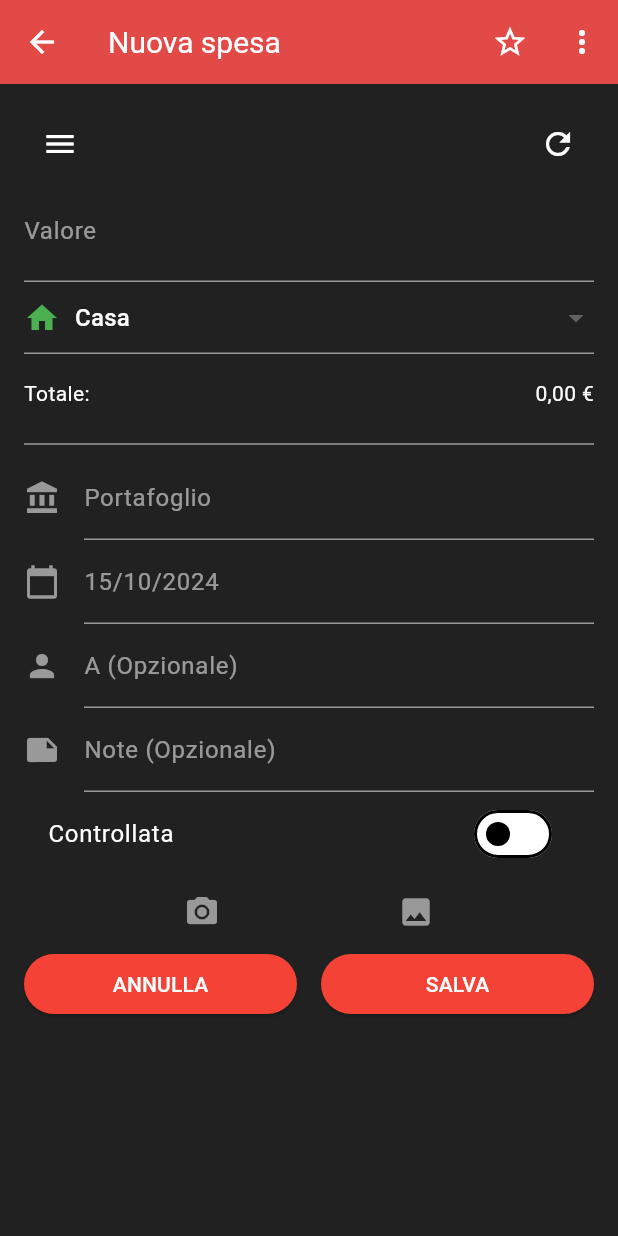
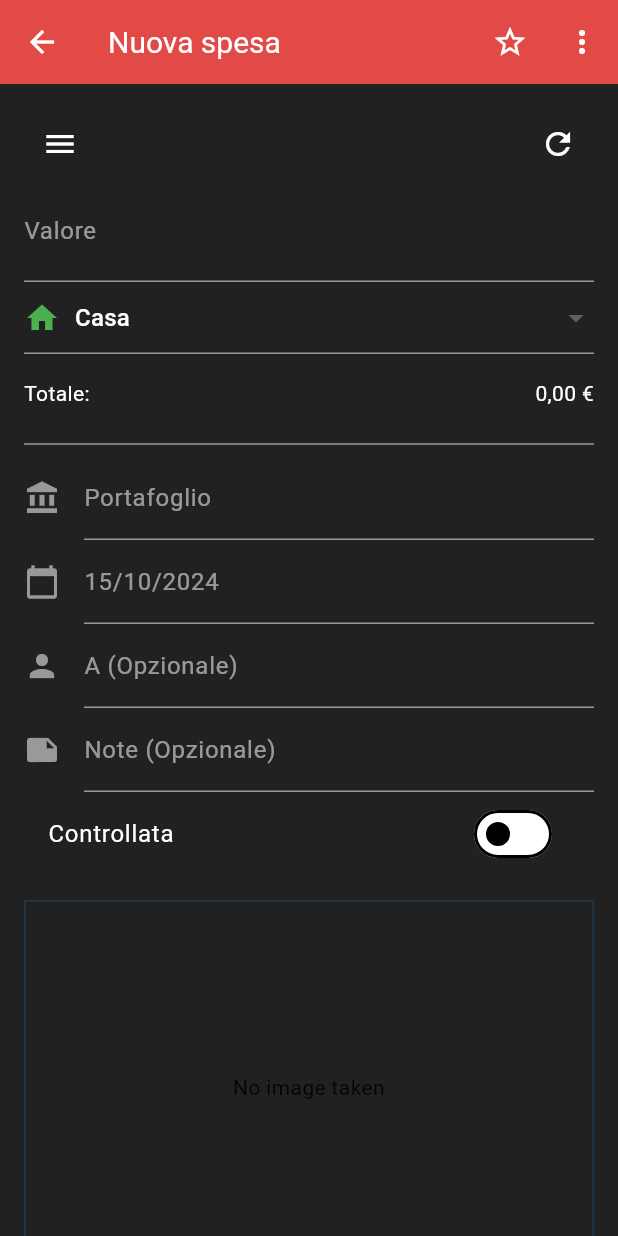
Before and after one commit to andreaferraboli/tracker, a Flutter app: the AddProductScreen screen opened directly, on a phone screen of 412 x 824 dp. Run offline on Flutter 3.47's test engine with Material 3 defaults, Android fonts, the phone set to English and light mode, and no system bars; our stand-ins replace cloud_firestore, firebase_core, fl_chart, font_awesome_flutter, hugeicons, image_picker; accounts and stored records are empty.

Commit message:
start implement image input

```diff
--- a/lib/main.dart
+++ b/lib/main.dart
@@ -1,6 +1,7 @@
 import 'package:cloud_firestore/cloud_firestore.dart';
 import 'package:flutter/material.dart';
 import 'package:tracker/firebase_options.dart';
+import 'package:tracker/routes/auth.dart';
 import 'package:tracker/routes/recipe_tips_screen.dart';
 import 'routes/home_screen.dart';
 import 'routes/shopping_screen.dart';
@@ -47,6 +48,7 @@ class _MyAppState extends State<MyApp> {
       initialRoute: '/',
       routes: {
         '/': (context) => HomeScreen(toggleTheme: _toggleTheme),
+        '/login': (context) =>  AuthPage(),
         '/shopping': (context) => const ShoppingScreen(),
         '/addMeal': (context) => const AddMealScreen(),
         '/viewExpenses': (context) => const ViewExpensesScreen(),
--- /dev/null
+++ b/lib/models/image_input.dart
@@ -0,0 +1,75 @@
+import 'dart:io';
+
+import 'package:flutter/material.dart';
+import 'package:image_picker/image_picker.dart';
+
+class ImageInput extends StatefulWidget {
+  const ImageInput({super.key, required this.onPickImage});
+
+  final void Function(File image) onPickImage;
+
+  @override
+  State<ImageInput> createState() => _ImageInputState();
+}
+
+class _ImageInputState extends State<ImageInput> {
+  File? _selectedImage;
+
+  void _pickImage(ImageSource source) async {
+    final pickedImage = await ImagePicker().pickImage(source: source, maxWidth: 600);
+
+    if (pickedImage == null) {
+      return;
+    }
+
+    setState(() {
+      _selectedImage = File(pickedImage.path);
+    });
+
+    widget.onPickImage(_selectedImage!);
+  }
+
+  @override
+  Widget build(BuildContext context) {
+    return Column(
+      children: [
+        Container(
+          height: 250,
+          width: double.infinity,
+          alignment: Alignment.center,
+          decoration: BoxDecoration(
+            border: Border.all(
+              width: 1,
+              color: Theme.of(context).colorScheme.primary.withOpacity(0.2),
+            ),
+          ),
+          child: _selectedImage != null
+              ? Image.file(
+            _selectedImage!,
+            fit: BoxFit.cover,
+            width: double.infinity,
+          )
+              : Text(
+            'No image taken',
+            textAlign: TextAlign.center,
+          ),
+        ),
+        Row(
+          mainAxisAlignment: MainAxisAlignment.spaceEvenly,
+          children: [
+            TextButton.icon(
+              icon: const Icon(Icons.camera),
+              label: const Text('Take Picture'),
+              onPressed: () => _pickImage(ImageSource.camera),
+            ),
+            TextButton.icon(
+              icon: const Icon(Icons.image),
+              label: const Text('Choose from Gallery'),
+              onPressed: () => _pickImage(ImageSource.gallery),
+            ),
+          ],
+        ),
+      ],
+    );
+  }
+}
--- a/lib/routes/add_product_screen.dart
+++ b/lib/routes/add_product_screen.dart
@@ -1,7 +1,8 @@
+import 'dart:io';
+
 import 'package:flutter/material.dart';
 import 'package:flutter/services.dart';
-import 'dart:convert';
-
+import 'package:tracker/models/image_input.dart';
 class AddProductScreen extends StatefulWidget {
   const AddProductScreen({super.key});
 
@@ -23,6 +24,7 @@ class _AddProductScreenState extends State<AddProductScreen> {
 
   List<String> categories = ['Casa', 'Seleziona categoria'];
   String? selectedCategory = 'Casa';
+  File? _selectedImage;
 
   @override
   Widget build(BuildContext context) {
@@ -57,12 +59,17 @@ class _AddProductScreenState extends State<AddProductScreen> {
               _buildCategorySelector(),
               _buildTotalValue(),
               _buildDivider(),
-              _buildIconTextField(Icons.account_balance, 'Portafoglio', (value) => _productData['portfolio'] = value),
-              _buildIconTextField(Icons.calendar_today, '15/10/2024', (value) => _productData['date'] = value),
-              _buildIconTextField(Icons.person, 'A (Opzionale)', (value) => _productData['assignedTo'] = value),
-              _buildIconTextField(Icons.note, 'Note (Opzionale)', (value) => _productData['notes'] = value),
+              _buildIconTextField(
+                  Icons.account_balance, 'Portafoglio', (value) =>
+              _productData['portfolio'] = value),
+              _buildIconTextField(Icons.calendar_today, '15/10/2024', (value) =>
+              _productData['date'] = value),
+              _buildIconTextField(Icons.person, 'A (Opzionale)', (value) =>
+              _productData['assignedTo'] = value),
+              _buildIconTextField(Icons.note, 'Note (Opzionale)', (value) =>
+              _productData['notes'] = value),
               _buildControlledSwitch(),
-              _buildImageButtons(),
+              _buildImageInput(),
               _buildBottomButtons(),
             ],
           ),
@@ -95,19 +102,24 @@ class _AddProductScreenState extends State<AddProductScreen> {
         labelStyle: TextStyle(color: Colors.white54),
         suffixText: '€',
         suffixStyle: TextStyle(color: Colors.white),
-        enabledBorder: UnderlineInputBorder(borderSide: BorderSide(color: Colors.white54)),
-        focusedBorder: UnderlineInputBorder(borderSide: BorderSide(color: Colors.white)),
+        enabledBorder: UnderlineInputBorder(
+            borderSide: BorderSide(color: Colors.white54)),
+        focusedBorder: UnderlineInputBorder(
+            borderSide: BorderSide(color: Colors.white)),
       ),
       keyboardType: TextInputType.number,
-      onSaved: (value) => _productData['value'] = double.tryParse(value!) ?? 0.0,
+      onSaved: (value) =>
+      _productData['value'] = double.tryParse(value!) ?? 0.0,
     );
   }
 
   Widget _buildCategorySelector() {
     return DropdownButtonFormField<String>(
       decoration: const InputDecoration(
-        enabledBorder: UnderlineInputBorder(borderSide: BorderSide(color: Colors.white54)),
-        focusedBorder: UnderlineInputBorder(borderSide: BorderSide(color: Colors.white)),
+        enabledBorder: UnderlineInputBorder(
+            borderSide: BorderSide(color: Colors.white54)),
+        focusedBorder: UnderlineInputBorder(
+            borderSide: BorderSide(color: Colors.white)),
       ),
       dropdownColor: Colors.grey[800],
       value: selectedCategory,
@@ -116,7 +128,8 @@ class _AddProductScreenState extends State<AddProductScreen> {
           value: category,
           child: Row(
             children: [
-              Icon(category == 'Casa' ? Icons.home : Icons.category, color: Colors.green),
+              Icon(category == 'Casa' ? Icons.home : Icons.category,
+                  color: Colors.green),
               const SizedBox(width: 10),
               Text(category, style: const TextStyle(color: Colors.white)),
             ],
@@ -149,15 +162,18 @@ class _AddProductScreenState extends State<AddProductScreen> {
     return const Divider(color: Colors.white54);
   }
 
-  Widget _buildIconTextField(IconData icon, String label, Function(String?) onSaved) {
+  Widget _buildIconTextField(IconData icon, String label,
+      Function(String?) onSaved) {
     return TextFormField(
       style: const TextStyle(color: Colors.white),
       decoration: InputDecoration(
         icon: Icon(icon, color: Colors.white54),
         labelText: label,
         labelStyle: const TextStyle(color: Colors.white54),
-        enabledBorder: const UnderlineInputBorder(borderSide: BorderSide(color: Colors.white54)),
-        focusedBorder: const UnderlineInputBorder(borderSide: BorderSide(color: Colors.white)),
+        enabledBorder: const UnderlineInputBorder(
+            borderSide: BorderSide(color: Colors.white54)),
+        focusedBorder: const UnderlineInputBorder(
+            borderSide: BorderSide(color: Colors.white)),
       ),
       onSaved: onSaved,
     );
@@ -176,19 +192,16 @@ class _AddProductScreenState extends State<AddProductScreen> {
     );
   }
 
-  Widget _buildImageButtons() {
-    return Row(
-      mainAxisAlignment: MainAxisAlignment.spaceEvenly,
-      children: [
-        IconButton(
-          icon: const Icon(Icons.camera_alt, color: Colors.white54),
-          onPressed: () {},
-        ),
-        IconButton(
-          icon: const Icon(Icons.image, color: Colors.white54),
-          onPressed: () {},
-        ),
-      ],
+  Widget _buildImageInput() {
+    return Padding(
+      padding: const EdgeInsets.symmetric(vertical: 16.0),
+      child: ImageInput(
+        onPickImage: (image) {
+          setState(() {
+            _selectedImage = image;
+          });
+        },
+      ),
     );
   }
 
@@ -221,4 +234,6 @@ class _AddProductScreenState extends State<AddProductScreen> {
       print(_productData);
     }
   }
+
+
 }
--- a/pubspec.yaml
+++ b/pubspec.yaml
@@ -46,6 +46,7 @@ dependencies:
   flutter_riverpod: ^2.5.3
   font_awesome_flutter: ^10.7.0
   hugeicons: ^0.0.7
+  image_picker: ^1.1.2
 
 dev_dependencies:
   flutter_test:
```
Also changed, not shown: assets/json/nutriments.json (added, +243 -0 lines), lib/expense_screen.dart (+10 -0 lines), lib/models/product_list_item.dart (+16 -3 lines), lib/routes/auth.dart (added, +74 -0 lines), lib/routes/home_screen.dart (+8 -0 lines), lib/routes/product_screen.dart (added, +41 -0 lines), pubspec.lock, 5 other files.
